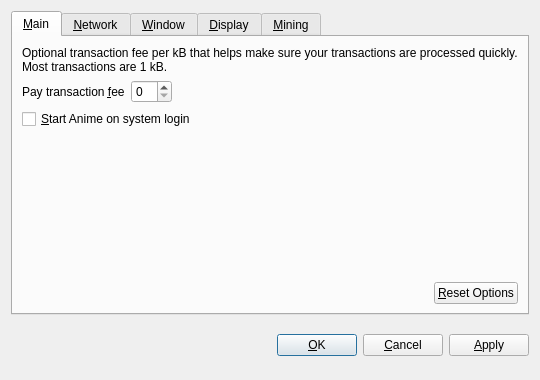
Animecointeam/Animecoin, file src/qt/forms/optionsdialog.ui: the form before one commit.
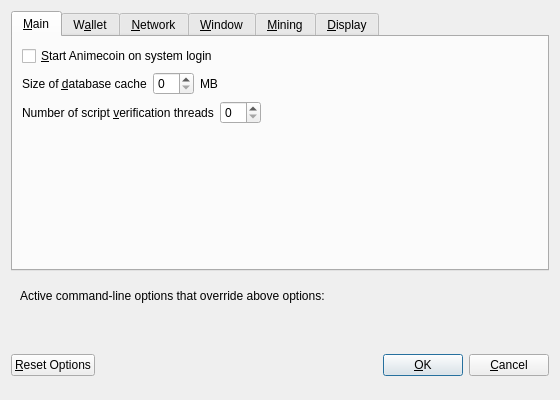
The form after the commit. Custom widgets are drawn as their Qt base class.

Patch:
```diff
--- a/src/qt/forms/optionsdialog.ui
+++ b/src/qt/forms/optionsdialog.ui
@@ -6,8 +6,8 @@
    <rect>
     <x>0</x>
     <y>0</y>
-    <width>540</width>
-    <height>380</height>
+    <width>560</width>
+    <height>400</height>
    </rect>
   </property>
   <property name="windowTitle">
@@ -19,9 +19,6 @@
   <layout class="QVBoxLayout" name="verticalLayout">
    <item>
     <widget class="QTabWidget" name="tabWidget">
-     <property name="tabPosition">
-      <enum>QTabWidget::North</enum>
-     </property>
      <property name="currentIndex">
       <number>0</number>
      </property>
@@ -31,6 +28,116 @@
       </attribute>
       <layout class="QVBoxLayout" name="verticalLayout_Main">
        <item>
+        <widget class="QCheckBox" name="bitcoinAtStartup">
+         <property name="toolTip">
+          <string>Automatically start Animecoin after logging in to the system.</string>
+         </property>
+         <property name="text">
+          <string>&amp;Start Animecoin on system login</string>
+         </property>
+        </widget>
+       </item>
+       <item>
+        <layout class="QHBoxLayout" name="horizontalLayout_2_Main">
+         <item>
+          <widget class="QLabel" name="databaseCacheLabel">
+           <property name="text">
+            <string>Size of &amp;database cache</string>
+           </property>
+           <property name="textFormat">
+            <enum>Qt::PlainText</enum>
+           </property>
+           <property name="buddy">
+            <cstring>databaseCache</cstring>
+           </property>
+          </widget>
+         </item>
+         <item>
+          <widget class="QSpinBox" name="databaseCache"/>
+         </item>
+         <item>
+          <widget class="QLabel" name="databaseCacheUnitLabel">
+           <property name="text">
+            <string>MB</string>
+           </property>
+           <property name="textFormat">
+            <enum>Qt::PlainText</enum>
+           </property>
+          </widget>
+         </item>
+         <item>
+          <spacer name="horizontalSpacer_2_Main">
+		   <property name="orientation">
+            <enum>Qt::Horizontal</enum>
+           </property>
+           <property name="sizeHint" stdset="0">
+            <size>
+             <width>40</width>
+             <height>20</height>
+            </size>
+           </property>
+          </spacer>
+         </item>
+        </layout>
+       </item>
+       <item>
+        <layout class="QHBoxLayout" name="horizontalLayout_3_Main">
+         <item>
+          <widget class="QLabel" name="threadsScriptVerifLabel">
+           <property name="text">
+            <string>Number of script &amp;verification threads</string>
+           </property>
+           <property name="textFormat">
+            <enum>Qt::PlainText</enum>
+           </property>
+           <property name="buddy">
+            <cstring>threadsScriptVerif</cstring>
+           </property>
+          </widget>
+         </item>
+         <item>
+          <widget class="QSpinBox" name="threadsScriptVerif">
+           <property name="toolTip">
+            <string>(0 = auto, &lt;0 = leave that many cores free)</string>
+           </property>
+          </widget>
+         </item>
+         <item>
+          <spacer name="horizontalSpacer_3_Main">
+           <property name="orientation">
+            <enum>Qt::Horizontal</enum>
+           </property>
+           <property name="sizeHint" stdset="0">
+            <size>
+             <width>40</width>
+             <height>20</height>
+            </size>
+           </property>
+          </spacer>
+         </item>
+        </layout>
+       </item>
+       <item>
+        <spacer name="verticalSpacer_Main">
+         <property name="orientation">
+          <enum>Qt::Vertical</enum>
+         </property>
+         <property name="sizeHint" stdset="0">
+          <size>
+           <width>20</width>
+           <height>40</height>
+          </size>
+         </property>
+        </spacer>
+       </item>
+      </layout>
+     </widget>
+     <widget class="QWidget" name="tabWallet">
+      <attribute name="title">
+       <string>W&amp;allet</string>
+      </attribute>
+      <layout class="QVBoxLayout" name="verticalLayout_Wallet">
+		<item>
         <widget class="QLabel" name="transactionFeeInfoLabel">
          <property name="text">
           <string>Optional transaction fee per kB that helps make sure your transactions are processed quickly. Most transactions are 1 kB.</string>
@@ -44,8 +151,8 @@
         </widget>
        </item>
        <item>
-        <layout class="QHBoxLayout" name="horizontalLayout_1_Main">
-         <item>
+        <layout class="QHBoxLayout" name="horizontalLayout_1_Wallet">
+		 <item>
           <widget class="QLabel" name="transactionFeeLabel">
            <property name="text">
             <string>Pay transaction &amp;fee</string>
@@ -76,18 +183,8 @@
          </item>
         </layout>
        </item>
-       <item>
-        <widget class="QCheckBox" name="bitcoinAtStartup">
-         <property name="toolTip">
-          <string>Automatically start Anime after logging in to the system.</string>
-         </property>
-         <property name="text">
-          <string>&amp;Start Anime on system login</string>
-         </property>
-        </widget>
-       </item>
-       <item>
-        <spacer name="verticalSpacer_Main">
+             <item>
+        <spacer name="verticalSpacer_Wallet">
          <property name="orientation">
           <enum>Qt::Vertical</enum>
          </property>
@@ -100,34 +197,33 @@
         </spacer>
        </item>
        <item>
-        <layout class="QHBoxLayout" name="horizontalLayout_2_Main">
-         <item>
-          <spacer name="horizontalSpacer_2_Main">
-           <property name="orientation">
-            <enum>Qt::Horizontal</enum>
-           </property>
-           <property name="sizeHint" stdset="0">
-            <size>
-             <width>40</width>
-             <height>20</height>
-            </size>
-           </property>
-          </spacer>
-         </item>
-         <item>
-          <widget class="QPushButton" name="resetButton">
-           <property name="toolTip">
-            <string>Reset all client options to default.</string>
-           </property>
-           <property name="text">
-            <string>&amp;Reset Options</string>
-           </property>
-           <property name="autoDefault">
-            <bool>false</bool>
-           </property>
-          </widget>
-         </item>
-        </layout>
+        <widget class="QGroupBox" name="groupBox">
+         <property name="title">
+          <string>Expert</string>
+         </property>
+         <layout class="QVBoxLayout" name="verticalLayout_2">
+          <item>
+           <widget class="QCheckBox" name="coinControlFeatures">
+            <property name="toolTip">
+             <string>Whether to show coin control features or not.</string>
+            </property>
+            <property name="text">
+             <string>Enable coin &amp;control features</string>
+            </property>
+           </widget>
+          </item>
+          <item>
+           <widget class="QCheckBox" name="spendZeroConfChange">
+            <property name="toolTip">
+             <string>If you disable the spending of unconfirmed change, the change from a transaction cannot be used until that transaction has at least one confirmation. This also affects how your balance is computed.</string>
+            </property>
+            <property name="text">
+             <string>&amp;Spend unconfirmed change</string>
+            </property>
+           </widget>
+          </item>
+         </layout>
+        </widget>
        </item>
       </layout>
      </widget>
@@ -300,6 +396,66 @@
        </item>
       </layout>
      </widget>
+          <widget class="QWidget" name="tabMining">
+      <attribute name="title">
+       <string>&amp;Mining</string>
+      </attribute>
+      <layout class="QVBoxLayout" name="verticalLayout_Mining">
+
+       <item>
+        <widget class="QCheckBox" name="checkboxMiningEnabled">
+         <property name="toolTip">
+          <string>&lt;html&gt;&lt;head/&gt;&lt;body&gt;&lt;p&gt;Whether to enabled Animecoin mining by default.&lt;/p&gt;&lt;/body&gt;&lt;/html&gt;</string>
+         </property>
+         <property name="text">
+          <string>&amp;Mining enabled</string>
+         </property>
+        </widget>
+       </item>
+
+       <item>
+        <layout class="QHBoxLayout" name="horizontalLayout_2_Mining">        
+         <item>
+          <widget class="QLabel" name="labelMiningProcLimit">
+           <property name="text">
+            <string>&amp;Mining limit:</string>
+           </property>
+           <property name="textFormat">
+            <enum>Qt::PlainText</enum>
+           </property>
+           <property name="buddy">
+            <cstring>comboMiningProcLimit</cstring>
+           </property>
+          </widget>
+         </item>
+         <item>
+          <widget class="QValueComboBox" name="comboMiningProcLimit">
+           <property name="toolTip">
+            <string>Choose the default mining intensity.</string>
+           </property>
+          </widget>
+         </item>
+        </layout>
+       </item>
+       <item>
+        <spacer name="verticalSpacer_Display">
+         <property name="orientation">
+          <enum>Qt::Vertical</enum>
+         </property>
+         <property name="sizeHint" stdset="0">
+          <size>
+           <width>20</width>
+           <height>40</height>
+          </size>
+         </property>
+        </spacer>
+       </item>
+
+      </layout>
+     </widget>
+
+
+
      <widget class="QWidget" name="tabDisplay">
       <attribute name="title">
        <string>&amp;Display</string>
@@ -364,49 +520,7 @@
         </widget>
        </item>
        <item>
-        <widget class="QCheckBox" name="coinControlFeatures">
-         <property name="toolTip">
-          <string>Whether to show coin control features or not.</string>
-         </property>
-         <property name="text">
-          <string>Display coin &amp;control features (experts only!)</string>
-         </property>
-        </widget>
-       </item>
-       <item>
-        <spacer name="verticalSpacer_Display">
-         <property name="orientation">
-          <enum>Qt::Vertical</enum>
-         </property>
-         <property name="sizeHint" stdset="0">
-          <size>
-           <width>20</width>
-           <height>40</height>
-          </size>
-         </property>
-        </spacer>
-       </item>
-      </layout>
-     </widget>
-     <widget class="QWidget" name="tabMining">
-      <attribute name="title">
-       <string>&amp;Mining</string>
-      </attribute>
-      <layout class="QVBoxLayout" name="verticalLayout_Mining">
-
-       <item>
-        <widget class="QCheckBox" name="checkboxMiningEnabled">
-         <property name="toolTip">
-          <string>&lt;html&gt;&lt;head/&gt;&lt;body&gt;&lt;p&gt;Whether to enabled Quark mining by default.&lt;/p&gt;&lt;/body&gt;&lt;/html&gt;</string>
-         </property>
-         <property name="text">
-          <string>&amp;Mining enabled</string>
-         </property>
-        </widget>
-       </item>
-
-       <item>
-        <layout class="QHBoxLayout" name="horizontalLayout_2_Mining">        
+        <layout class="QHBoxLayout" name="horizontalLayout_3_Display">
          <item>
           <widget class="QLabel" name="labelMiningProcLimit">
            <property name="text">
@@ -445,10 +559,69 @@
 
       </layout>
      </widget>
-    </widget>
+        </widget>
+   </item>
+   <item>
+    <widget class="QFrame" name="frame">
+     <layout class="QVBoxLayout" name="verticalLayout_Bottom">
+      <item>
+       <layout class="QHBoxLayout" name="horizontalLayout_Bottom">
+        <item>
+         <widget class="QLabel" name="overriddenByCommandLineInfoLabel">
+          <property name="text">
+           <string>Active command-line options that override above options:</string>
+          </property>
+          <property name="textFormat">
+           <enum>Qt::PlainText</enum>
+          </property>
+         </widget>
+        </item>
+        <item>
+         <spacer name="horizontalSpacer_Bottom">
+          <property name="orientation">
+           <enum>Qt::Horizontal</enum>
+          </property>
+          <property name="sizeHint" stdset="0">
+           <size>
+            <width>40</width>
+            <height>20</height>
+           </size>
+          </property>
+         </spacer>
+        </item>
+       </layout>
+      </item>
+      <item>
+       <widget class="QLabel" name="overriddenByCommandLineLabel">
+        <property name="text">
+         <string/>
+        </property>
+        <property name="textFormat">
+         <enum>Qt::PlainText</enum>
+        </property>
+        <property name="wordWrap">
+         <bool>true</bool>
+        </property>
+       </widget>
+      </item>
+     </layout>
+     </widget>
    </item>
    <item>
     <layout class="QHBoxLayout" name="horizontalLayout_Buttons">
+          <item>
+      <widget class="QPushButton" name="resetButton">
+       <property name="toolTip">
+        <string>Reset all client options to default.</string>
+       </property>
+       <property name="text">
+        <string>&amp;Reset Options</string>
+       </property>
+       <property name="autoDefault">
+        <bool>false</bool>
+       </property>
+      </widget>
+     </item>
      <item>
       <spacer name="horizontalSpacer_1">
        <property name="orientation">
@@ -464,6 +637,12 @@
      </item>
      <item>
       <widget class="QLabel" name="statusLabel">
+       <property name="minimumSize">
+        <size>
+         <width>200</width>
+         <height>0</height>
+        </size>
+       </property>
        <property name="font">
         <font>
          <weight>75</weight>
@@ -511,37 +690,27 @@
        </property>
       </widget>
      </item>
-     <item>
-      <widget class="QPushButton" name="applyButton">
-       <property name="text">
-        <string>&amp;Apply</string>
-       </property>
-       <property name="autoDefault">
-        <bool>false</bool>
-       </property>
-      </widget>
-     </item>
-    </layout>
+     </layout>
    </item>
   </layout>
  </widget>
  <customwidgets>
   <customwidget>
    <class>BitcoinAmountField</class>
-   <extends>QSpinBox</extends>
+   <extends>QLineEdit</extends>
    <header>bitcoinamountfield.h</header>
   </customwidget>
   <customwidget>
+   <class>QValidatedLineEdit</class>
+   <extends>QLineEdit</extends>
+   <header>qvalidatedlineedit.h</header>
+  </customwidget>
+   <customwidget>
    <class>QValueComboBox</class>
    <extends>QComboBox</extends>
    <header>qvaluecombobox.h</header>
   </customwidget>
-  <customwidget>
-   <class>QValidatedLineEdit</class>
-   <extends>QLineEdit</extends>
-   <header>qvalidatedlineedit.h</header>
-  </customwidget>
- </customwidgets>
+  </customwidgets>
  <resources/>
  <connections/>
 </ui>
```
Left out of the diff: 50 changed lines with no effect on the pictures.
